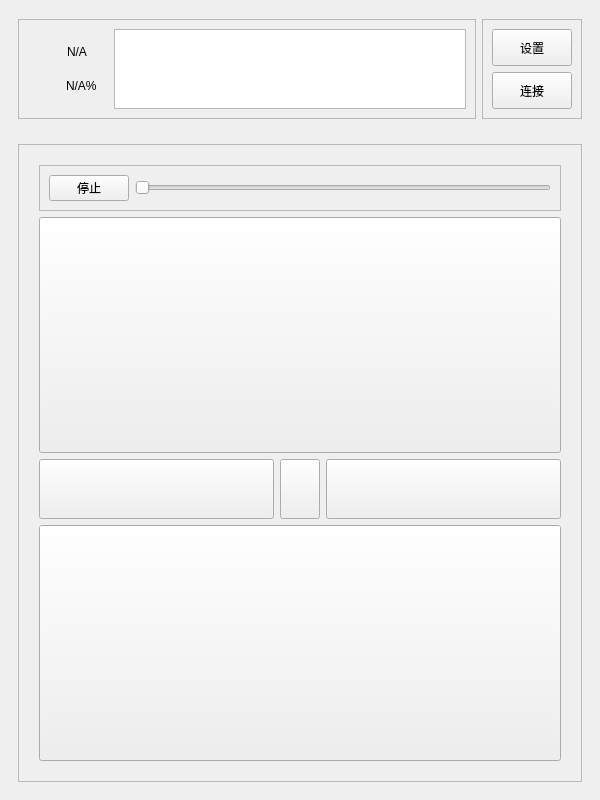
Before: the Qt Designer form Remote_Controller/mainwindow.ui in Pbw000/stm32car, drawn with Qt 5.
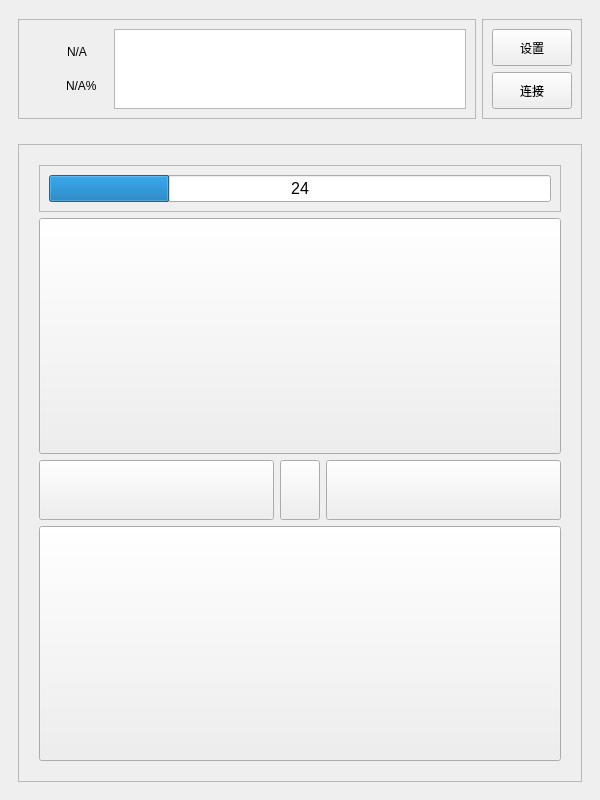
After: the same form once the commit is applied. Icons and pictures are not drawn.

```diff
--- a/Remote_Controller/mainwindow.ui
+++ b/Remote_Controller/mainwindow.ui
@@ -484,29 +484,17 @@
                </property>
                <layout class="QHBoxLayout" name="horizontalLayout_2">
                 <item>
-                 <widget class="QPushButton" name="stop_btn">
-                  <property name="text">
-                   <string>停止</string>
+                 <widget class="QProgressBar" name="speed_indicator">
+                  <property name="font">
+                   <font>
+                    <pointsize>12</pointsize>
+                   </font>
                   </property>
-                  <property name="icon">
-                   <iconset resource="res.qrc">
-                    <normaloff>:/res/ic_fluent_record_stop_24_regular.png</normaloff>:/res/ic_fluent_record_stop_24_regular.png</iconset>
+                  <property name="value">
+                   <number>24</number>
                   </property>
-                  <property name="iconSize">
-                   <size>
-                    <width>24</width>
-                    <height>24</height>
-                   </size>
-                  </property>
-                 </widget>
-                </item>
-                <item>
-                 <widget class="QSlider" name="Speed_Slider">
-                  <property name="maximum">
-                   <number>100</number>
-                  </property>
-                  <property name="orientation">
-                   <enum>Qt::Orientation::Horizontal</enum>
+                  <property name="format">
+                   <string>%p</string>
                   </property>
                  </widget>
                 </item>
```
Left out of the diff: 2 changed lines with no effect on the pictures.
